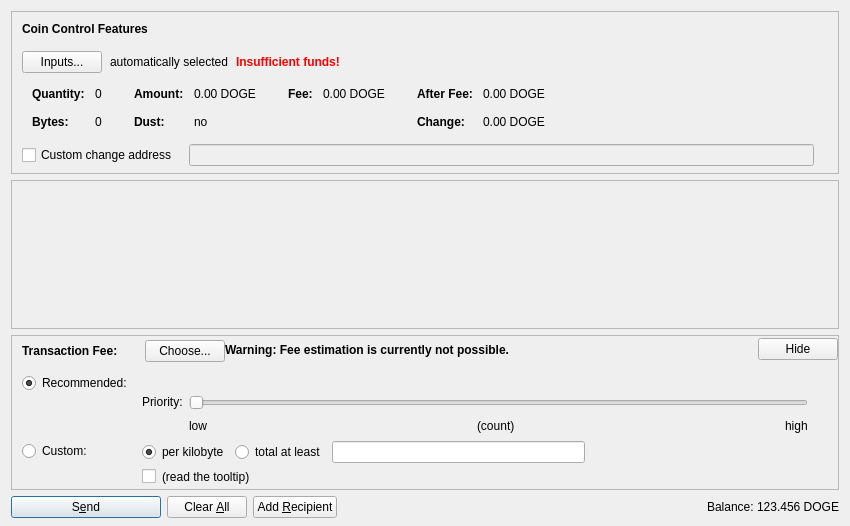
AntoBoto/PoEM, file src/qt/forms/sendcoinsdialog.ui: the form before one commit.
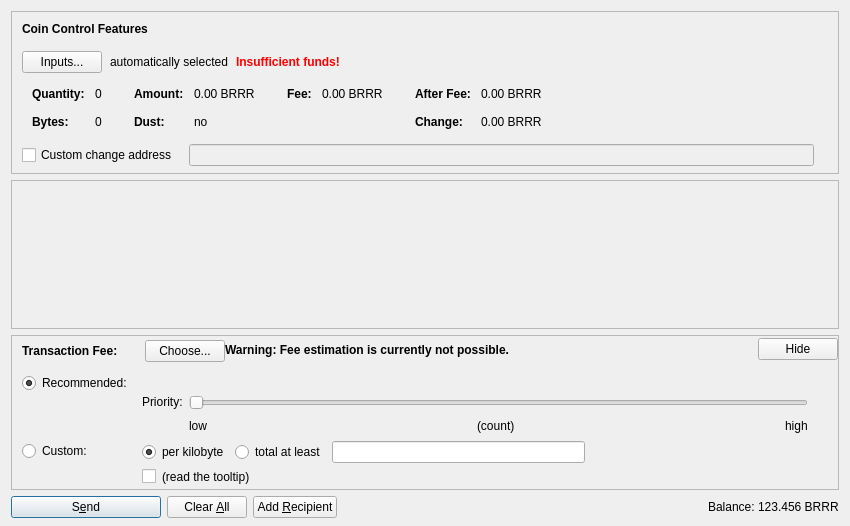
The form after the commit. Icons and pictures are not drawn. Custom widgets are drawn as their Qt base class.

The edit to the form file:
```diff
--- a/src/qt/forms/sendcoinsdialog.ui
+++ b/src/qt/forms/sendcoinsdialog.ui
@@ -324,7 +324,7 @@
                   <enum>Qt::ActionsContextMenu</enum>
                  </property>
                  <property name="text">
-                  <string notr="true">0.00 DOGE</string>
+                  <string notr="true">0.00 BRRR</string>
                  </property>
                  <property name="textInteractionFlags">
                   <set>Qt::LinksAccessibleByMouse|Qt::TextSelectableByKeyboard|Qt::TextSelectableByMouse</set>
@@ -404,7 +404,7 @@
                   <enum>Qt::ActionsContextMenu</enum>
                  </property>
                  <property name="text">
-                  <string notr="true">0.00 DOGE</string>
+                  <string notr="true">0.00 BRRR</string>
                  </property>
                  <property name="textInteractionFlags">
                   <set>Qt::LinksAccessibleByMouse|Qt::TextSelectableByKeyboard|Qt::TextSelectableByMouse</set>
@@ -455,7 +455,7 @@
                   <enum>Qt::ActionsContextMenu</enum>
                  </property>
                  <property name="text">
-                  <string notr="true">0.00 DOGE</string>
+                  <string notr="true">0.00 BRRR</string>
                  </property>
                  <property name="textInteractionFlags">
                   <set>Qt::LinksAccessibleByMouse|Qt::TextSelectableByKeyboard|Qt::TextSelectableByMouse</set>
@@ -484,7 +484,7 @@
                   <enum>Qt::ActionsContextMenu</enum>
                  </property>
                  <property name="text">
-                  <string notr="true">0.00 DOGE</string>
+                  <string notr="true">0.00 BRRR</string>
                  </property>
                  <property name="textInteractionFlags">
                   <set>Qt::LinksAccessibleByMouse|Qt::TextSelectableByKeyboard|Qt::TextSelectableByMouse</set>
@@ -1303,7 +1303,7 @@
           <cursorShape>IBeamCursor</cursorShape>
          </property>
          <property name="text">
-          <string notr="true">123.456 DOGE</string>
+          <string notr="true">123.456 BRRR</string>
          </property>
          <property name="textInteractionFlags">
           <set>Qt::LinksAccessibleByMouse|Qt::TextSelectableByKeyboard|Qt::TextSelectableByMouse</set>
```
Left out of the diff: 2 changed lines with no effect on the pictures.
